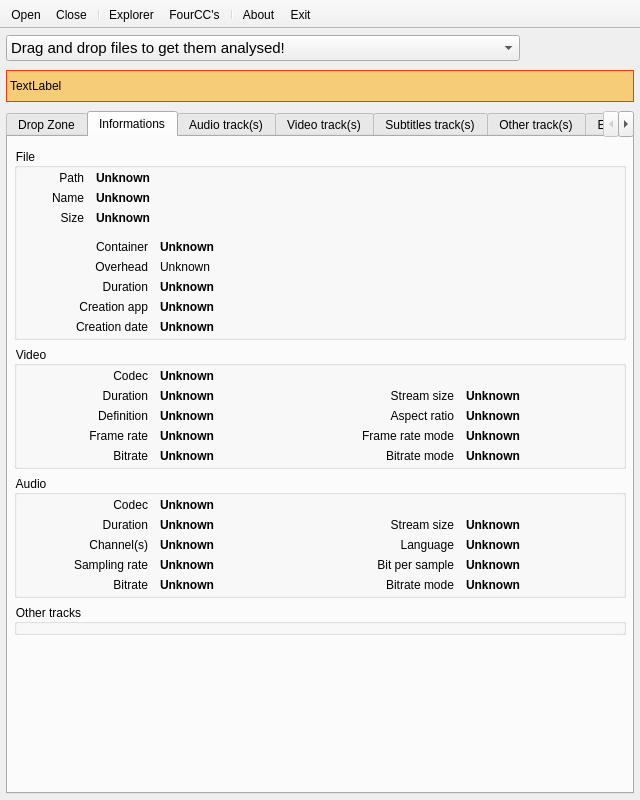
First picture: the form in mini_analyser/ui/mainwindow.ui, repository emericg/MiniVideo, before the edit.
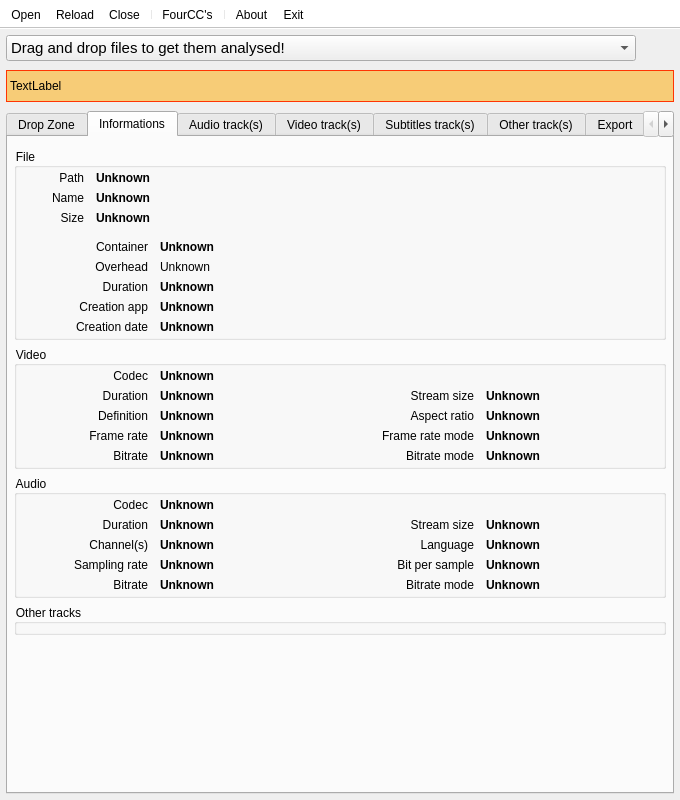
Second picture: the form after the edit. The open tabs and pages were chosen to show the change. Icons and pictures are not drawn. Custom widgets are drawn as their Qt base class.

Commit message: minianalyser: Improve GUI, merge container explorer into mainwindow

Diff of the .ui file:
```diff
--- a/mini_analyser/ui/mainwindow.ui
+++ b/mini_analyser/ui/mainwindow.ui
@@ -6,7 +6,7 @@
    <rect>
     <x>0</x>
     <y>0</y>
-    <width>640</width>
+    <width>680</width>
     <height>800</height>
    </rect>
   </property>
@@ -49,101 +49,6 @@
     <property name="verticalSpacing">
      <number>9</number>
     </property>
-    <item row="1" column="0" colspan="6">
-     <widget class="QLabel" name="statusLabel">
-      <property name="minimumSize">
-       <size>
-        <width>0</width>
-        <height>32</height>
-       </size>
-      </property>
-      <property name="styleSheet">
-       <string notr="true">border: 1px solid rgb(255, 53, 3);
-background: rgba(255, 170, 0, 128);</string>
-      </property>
-      <property name="text">
-       <string>TextLabel</string>
-      </property>
-     </widget>
-    </item>
-    <item row="0" column="3">
-     <widget class="QPushButton" name="pushButton_file_exit">
-      <property name="maximumSize">
-       <size>
-        <width>32</width>
-        <height>32</height>
-       </size>
-      </property>
-      <property name="text">
-       <string/>
-      </property>
-      <property name="icon">
-       <iconset resource="../resources/resources.qrc">
-        <normaloff>:/icons/icons/emblem-unreadable.svg</normaloff>:/icons/icons/emblem-unreadable.svg</iconset>
-      </property>
-      <property name="iconSize">
-       <size>
-        <width>32</width>
-        <height>32</height>
-       </size>
-      </property>
-      <property name="flat">
-       <bool>true</bool>
-      </property>
-     </widget>
-    </item>
-    <item row="0" column="5">
-     <widget class="QPushButton" name="pushButton_file_detach">
-      <property name="maximumSize">
-       <size>
-        <width>32</width>
-        <height>32</height>
-       </size>
-      </property>
-      <property name="text">
-       <string/>
-      </property>
-      <property name="icon">
-       <iconset resource="../resources/resources.qrc">
-        <normaloff>:/icons/icons/custom-detach.svg</normaloff>:/icons/icons/custom-detach.svg</iconset>
-      </property>
-      <property name="iconSize">
-       <size>
-        <width>32</width>
-        <height>32</height>
-       </size>
-      </property>
-      <property name="flat">
-       <bool>true</bool>
-      </property>
-     </widget>
-    </item>
-    <item row="0" column="4">
-     <widget class="QPushButton" name="pushButton_file_reload">
-      <property name="maximumSize">
-       <size>
-        <width>32</width>
-        <height>32</height>
-       </size>
-      </property>
-      <property name="text">
-       <string/>
-      </property>
-      <property name="icon">
-       <iconset resource="../resources/resources.qrc">
-        <normaloff>:/icons/icons/emblem-ubuntuone-updating.svg</normaloff>:/icons/icons/emblem-ubuntuone-updating.svg</iconset>
-      </property>
-      <property name="iconSize">
-       <size>
-        <width>32</width>
-        <height>32</height>
-       </size>
-      </property>
-      <property name="flat">
-       <bool>true</bool>
-      </property>
-     </widget>
-    </item>
     <item row="0" column="0" colspan="3">
      <widget class="QComboBox" name="file_comboBox">
       <property name="font">
@@ -171,7 +76,50 @@
       </item>
      </widget>
     </item>
-    <item row="2" column="0" colspan="6">
+    <item row="0" column="3">
+     <widget class="QPushButton" name="pushButton_file_detach">
+      <property name="maximumSize">
+       <size>
+        <width>32</width>
+        <height>32</height>
+       </size>
+      </property>
+      <property name="text">
+       <string/>
+      </property>
+      <property name="icon">
+       <iconset resource="../resources/resources.qrc">
+        <normaloff>:/icons/icons/custom-detach.svg</normaloff>:/icons/icons/custom-detach.svg</iconset>
+      </property>
+      <property name="iconSize">
+       <size>
+        <width>32</width>
+        <height>32</height>
+       </size>
+      </property>
+      <property name="flat">
+       <bool>true</bool>
+      </property>
+     </widget>
+    </item>
+    <item row="1" column="0" colspan="4">
+     <widget class="QLabel" name="statusLabel">
+      <property name="minimumSize">
+       <size>
+        <width>0</width>
+        <height>32</height>
+       </size>
+      </property>
+      <property name="styleSheet">
+       <string notr="true">border: 1px solid rgb(255, 53, 3);
+background: rgba(255, 170, 0, 128);</string>
+      </property>
+      <property name="text">
+       <string>TextLabel</string>
+      </property>
+     </widget>
+    </item>
+    <item row="2" column="0" colspan="4">
      <widget class="QTabWidget" name="tabWidget">
       <property name="acceptDrops">
        <bool>true</bool>
@@ -336,8 +284,8 @@
             <rect>
              <x>0</x>
              <y>0</y>
-             <width>624</width>
-             <height>622</height>
+             <width>664</width>
+             <height>613</height>
             </rect>
            </property>
            <layout class="QVBoxLayout" name="verticalLayout_10">
@@ -3303,6 +3251,15 @@
         <string>Export</string>
        </attribute>
       </widget>
+      <widget class="tabContainer" name="tab_container">
+       <attribute name="icon">
+        <iconset resource="../resources/resources.qrc">
+         <normaloff>:/icons/icons/custom-hexeditor.svg</normaloff>:/icons/icons/custom-hexeditor.svg</iconset>
+       </attribute>
+       <attribute name="title">
+        <string>Container</string>
+       </attribute>
+      </widget>
       <widget class="tabDev" name="tab_dev">
        <attribute name="title">
         <string>DEV</string>
@@ -3313,11 +3270,11 @@
    </layout>
   </widget>
   <widget class="QToolBar" name="mainToolBar">
-   <property name="maximumSize">
-    <size>
-     <width>16777215</width>
-     <height>40</height>
-    </size>
+   <property name="enabled">
+    <bool>true</bool>
+   </property>
+   <property name="styleSheet">
+    <string notr="true">background-color: rgb(255, 255, 255);</string>
    </property>
    <property name="movable">
     <bool>false</bool>
@@ -3338,9 +3295,9 @@
     <bool>false</bool>
    </attribute>
    <addaction name="actionOpen"/>
+   <addaction name="actionReload"/>
    <addaction name="actionClose"/>
    <addaction name="separator"/>
-   <addaction name="actionExplorer"/>
    <addaction name="actionFourCC"/>
    <addaction name="separator"/>
    <addaction name="actionAbout"/>
@@ -3442,18 +3399,6 @@
     <string>Reload current file</string>
    </property>
   </action>
-  <action name="actionExplorer">
-   <property name="icon">
-    <iconset resource="../resources/resources.qrc">
-     <normaloff>:/icons/icons/shotwell.svg</normaloff>:/icons/icons/shotwell.svg</iconset>
-   </property>
-   <property name="text">
-    <string>Explorer</string>
-   </property>
-   <property name="toolTip">
-    <string>Open the container explorer</string>
-   </property>
-  </action>
  </widget>
  <layoutdefault spacing="6" margin="11"/>
  <customwidgets>
@@ -3475,6 +3420,12 @@
    <header>../src/tabexport.h</header>
    <container>1</container>
   </customwidget>
+  <customwidget>
+   <class>tabContainer</class>
+   <extends>QWidget</extends>
+   <header>../src/tabcontainer.h</header>
+   <container>1</container>
+  </customwidget>
  </customwidgets>
  <resources>
   <include location="../resources/resources.qrc"/>
```
Left out of the diff: 26 changed lines with no effect on the pictures. The commit also changes 11 other files.
